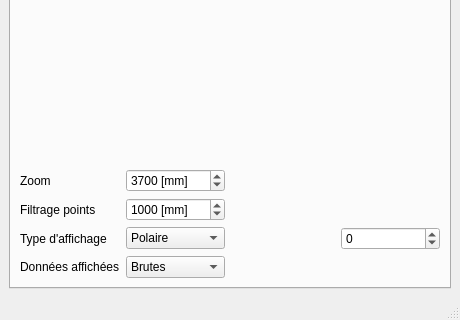
Qt form PluginModules/Lidar/ihm_Lidar.ui (CRLG/LABOTBOX) before a commit; both pictures show x 0 to 460 and y 178 to 498 of the 460 by 498 pixel window.
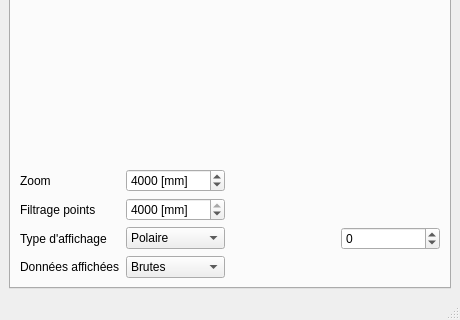
The same form after that commit. Icons and pictures are not drawn. Custom widgets are drawn as their Qt base class.

Commit message: #79 [Lidar] Correction échelle des graph + unités

The edit to the form file:
```diff
--- a/PluginModules/Lidar/ihm_Lidar.ui
+++ b/PluginModules/Lidar/ihm_Lidar.ui
@@ -80,7 +80,7 @@
            <number>4000</number>
           </property>
           <property name="value">
-           <number>1000</number>
+           <number>4000</number>
           </property>
          </widget>
         </item>
@@ -110,7 +110,7 @@
            <number>5000</number>
           </property>
           <property name="value">
-           <number>3700</number>
+           <number>4000</number>
           </property>
          </widget>
         </item>
```
The commit also changes 1 other file.
